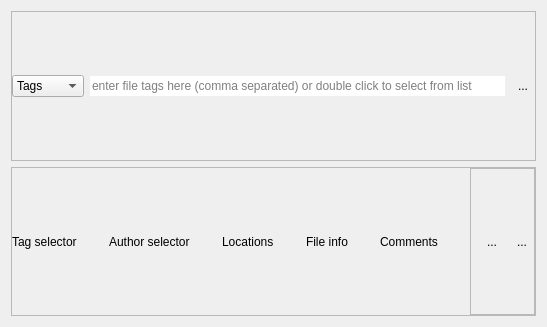
Above: src/fileo/widgets/notes.ui from Michal-D4/fileo before the change. Below: the same form after it.
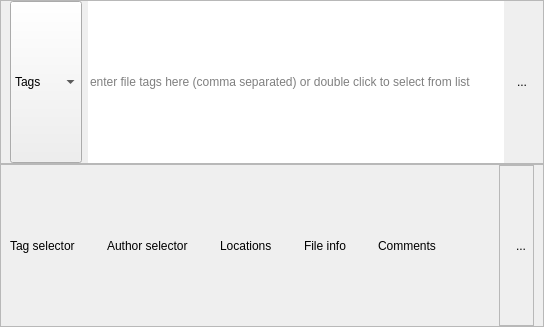
That is the form after the change.

The edit to the form file:
```diff
--- a/src/fileo/widgets/notes.ui
+++ b/src/fileo/widgets/notes.ui
@@ -14,6 +14,21 @@
    <string>Form</string>
   </property>
   <layout class="QVBoxLayout" name="verticalLayout">
+   <property name="spacing">
+    <number>0</number>
+   </property>
+   <property name="leftMargin">
+    <number>0</number>
+   </property>
+   <property name="topMargin">
+    <number>0</number>
+   </property>
+   <property name="rightMargin">
+    <number>0</number>
+   </property>
+   <property name="bottomMargin">
+    <number>0</number>
+   </property>
    <item>
     <widget class="QFrame" name="header">
      <property name="frameShape">
@@ -22,24 +37,30 @@
      <property name="frameShadow">
       <enum>QFrame::Raised</enum>
      </property>
-     <layout class="QHBoxLayout" name="horizontalLayout">
+     <layout class="QHBoxLayout" name="horizontalLayout" stretch="0,1,0">
       <property name="spacing">
        <number>6</number>
       </property>
       <property name="leftMargin">
-       <number>0</number>
+       <number>9</number>
       </property>
       <property name="topMargin">
        <number>0</number>
       </property>
       <property name="rightMargin">
-       <number>0</number>
+       <number>9</number>
       </property>
       <property name="bottomMargin">
        <number>0</number>
       </property>
       <item>
-       <widget class="QComboBox" name="comboBox">
+       <widget class="QComboBox" name="ncombo">
+        <property name="sizePolicy">
+         <sizepolicy hsizetype="Preferred" vsizetype="Preferred">
+          <horstretch>0</horstretch>
+          <verstretch>0</verstretch>
+         </sizepolicy>
+        </property>
         <item>
          <property name="text">
           <string notr="true">Tags</string>
@@ -54,6 +75,12 @@
       </item>
       <item>
        <widget class="QLineEdit" name="tagEdit">
+        <property name="sizePolicy">
+         <sizepolicy hsizetype="Preferred" vsizetype="Preferred">
+          <horstretch>0</horstretch>
+          <verstretch>0</verstretch>
+         </sizepolicy>
+        </property>
         <property name="frame">
          <bool>false</bool>
         </property>
@@ -94,13 +121,13 @@
        <number>32</number>
       </property>
       <property name="leftMargin">
-       <number>0</number>
+       <number>9</number>
       </property>
       <property name="topMargin">
        <number>0</number>
       </property>
       <property name="rightMargin">
-       <number>0</number>
+       <number>9</number>
       </property>
       <property name="bottomMargin">
        <number>0</number>
@@ -187,22 +214,6 @@
            </property>
           </widget>
          </item>
-         <item>
-          <widget class="QToolButton" name="info">
-           <property name="toolTip">
-            <string extracomment="Current file properties ">Show file info</string>
-           </property>
-           <property name="text">
-            <string>...</string>
-           </property>
-           <property name="popupMode">
-            <enum>QToolButton::InstantPopup</enum>
-           </property>
-           <property name="autoRaise">
-            <bool>true</bool>
-           </property>
-          </widget>
-         </item>
         </layout>
        </widget>
       </item>
```
Left out of the diff: 2 changed lines with no effect on the pictures.
